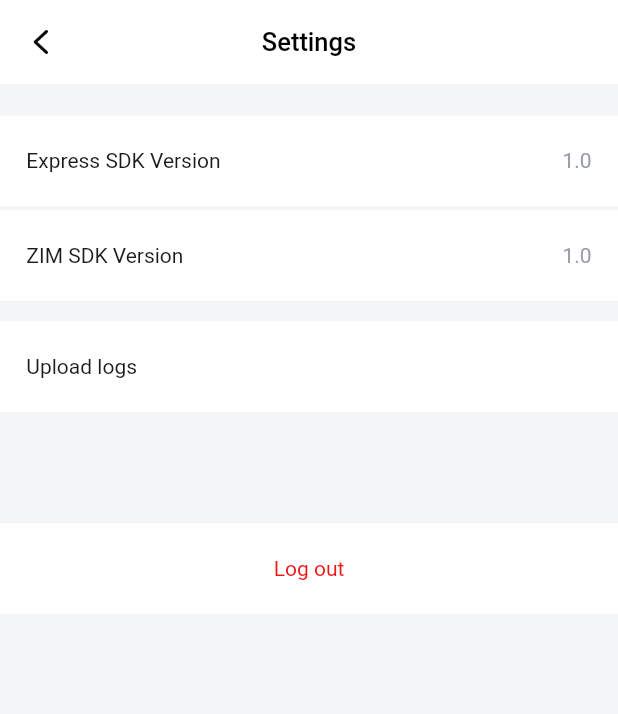
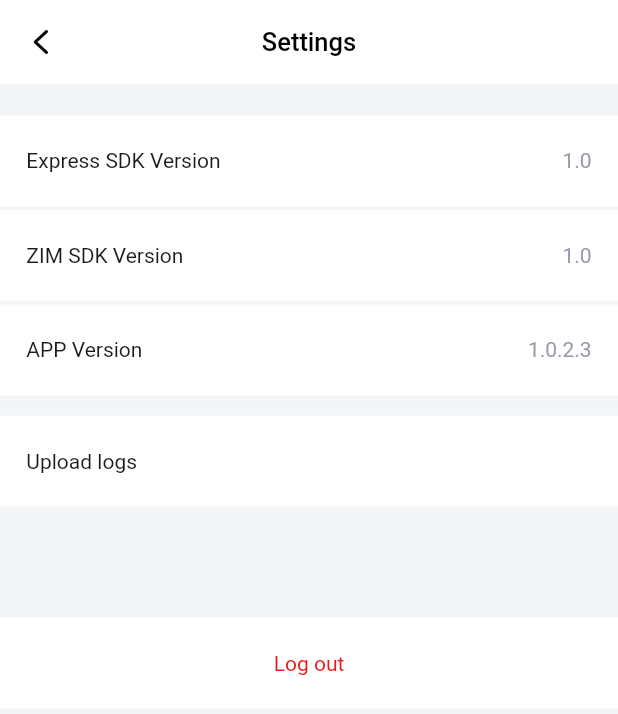
Before and after one commit to ZEGOCLOUD/live_audio_room_flutter, a Flutter app: the SettingsPage screen opened by its route, on a phone screen of 412 x 824 dp. Shown: the top 714 px of the screen. Run offline on Flutter 3.47's test engine with Material 2 defaults, Android fonts, the phone set to English and light mode, and no system bars; our stand-ins replace device_info_plus, flutter_hooks, flutter_screenutil, fluttertoast, loader_overlay, package_info_plus and 2 more; missing offline and left inert: flutter_provider_utilities, zego_express_engine; generated files the repository leaves out were written again.

Commit message:
add app version

```diff
--- a/lib/page/settings/settings_page.dart
+++ b/lib/page/settings/settings_page.dart
@@ -4,6 +4,7 @@ import 'package:provider/provider.dart';
 import 'package:flutter_screenutil/flutter_screenutil.dart';
 import 'package:flutter_hooks/flutter_hooks.dart';
 import 'package:fluttertoast/fluttertoast.dart';
+import 'package:package_info_plus/package_info_plus.dart';
 
 import 'package:zego_express_engine/zego_express_engine.dart';
 import 'package:live_audio_room_flutter/service/zego_room_manager.dart';
@@ -135,10 +136,17 @@ class SettingsPage extends HookWidget {
     var expressSDKVersion = useState('1.0');
     ZegoExpressEngine.getVersion()
         .then((value) => expressSDKVersion.value = value);
+
     final zimSDKVersion = useState('1.0');
     ZegoRoomManager.shared
         .getZimVersion()
         .then((version) => zimSDKVersion.value = version);
+
+    final appVersion = useState('1.0');
+    PackageInfo.fromPlatform().then((PackageInfo packageInfo) {
+      appVersion.value =  packageInfo.version + "." + packageInfo.buildNumber;
+    });
+
     return Scaffold(
         appBar: AppBar(
           elevation: 0,
@@ -170,7 +178,11 @@ class SettingsPage extends HookWidget {
                         SettingSDKVersionWidget(
                             title: AppLocalizations.of(context)!
                                 .settingPageZimSdkVersion,
-                            content: zimSDKVersion.value)
+                            content: zimSDKVersion.value),
+                        SettingSDKVersionWidget(
+                            title: AppLocalizations.of(context)!
+                                .settingPageVersion,
+                            content: appVersion.value)
                       ]
                           .map((e) => Padding(
                                 child: e,
--- a/pubspec.yaml
+++ b/pubspec.yaml
@@ -44,6 +44,7 @@ dependencies:
   permission_handler: ^8.3.0
   crypto: ^3.0.1
   wakelock: ^0.6.1+1
+  package_info_plus: ^1.3.0
 
 dev_dependencies:
   flutter_test:
```
